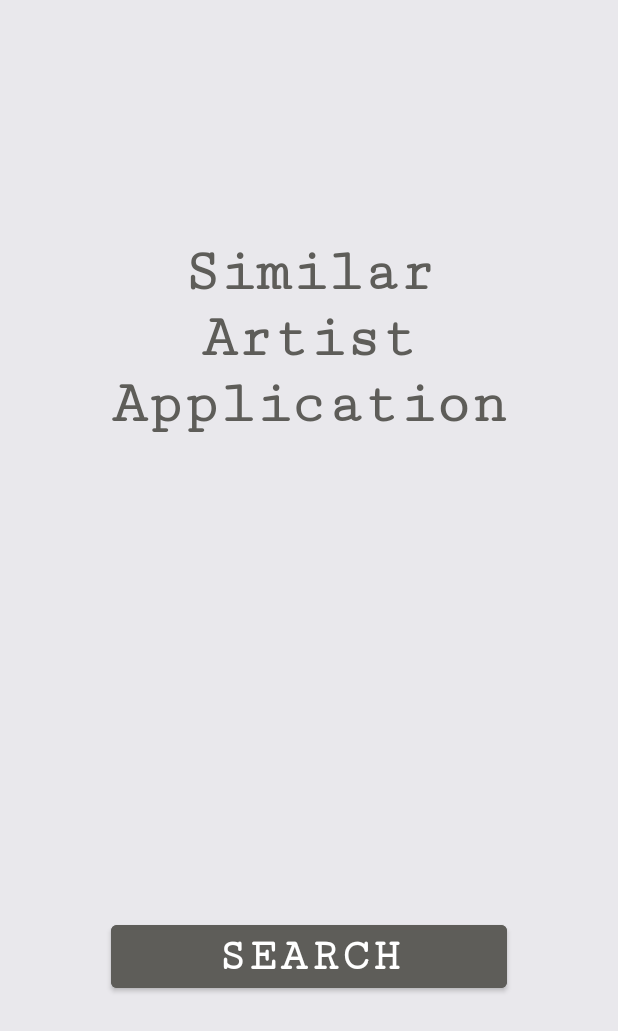
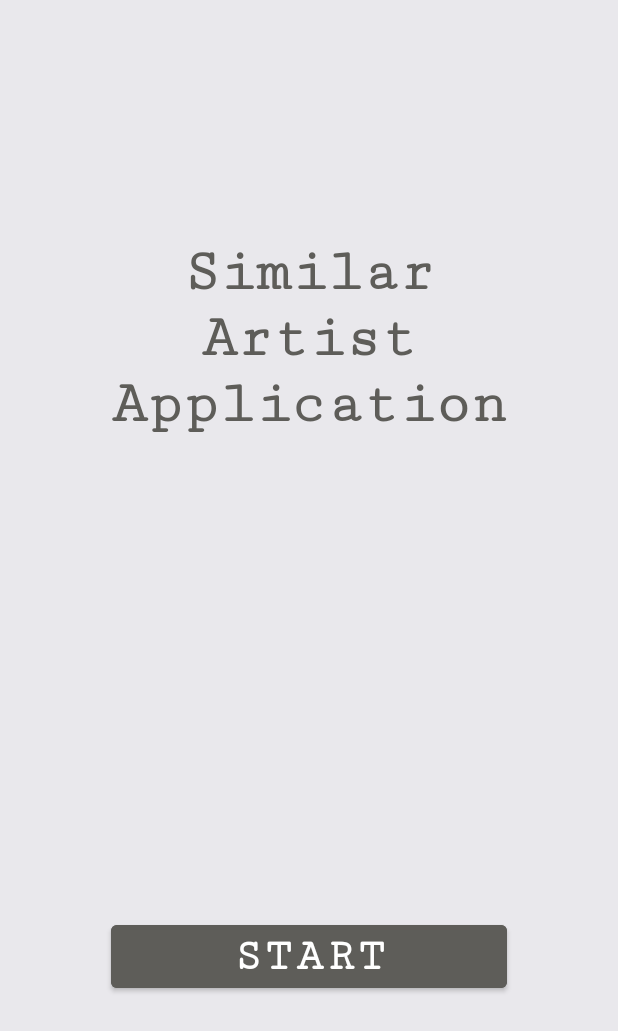
Before and after one commit to nourromeo/SmallAndroidsApps, an Android app: the screen it shows after launch (MainActivity), on a phone screen of 412 x 824 dp. Shown: the top 1031 px of the screen. Run offline under Robolectric (Android 15) with nearby library versions, the phone set to English and light mode, and no system bars.

Commit message:
fixing start button

```diff
--- a/SimilarArtist/app/src/main/res/layout/activity_main.xml
+++ b/SimilarArtist/app/src/main/res/layout/activity_main.xml
@@ -49,7 +49,7 @@
                 android:backgroundTint="@color/secondary_color"
                 android:fontFamily="serif-monospace"
                 android:onClick="StartClick"
-                android:text="@string/search"
+                android:text="@string/start"
                 android:textColor="@color/white"
                 android:textSize="30sp"
                 android:textStyle="bold" />
```
